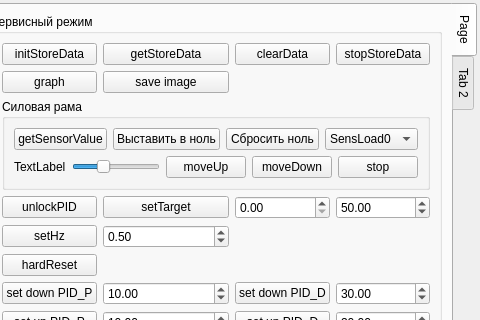
This is pg-liga/experimentview.ui in predbannikov/pg-liga as Qt 5 draws it before an edit; both pictures show x 465 to 945 and y 0 to 320 of the 945 by 504 pixel window. The edited form follows.
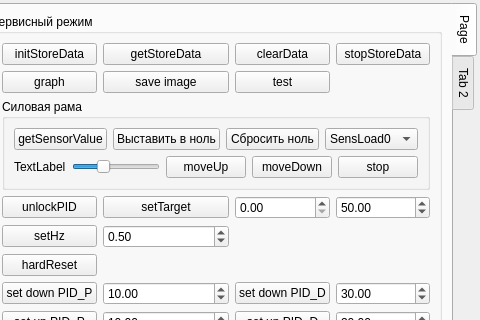
This is the edited form. Custom widgets are drawn as their Qt base class.

The edit to the form file:
```diff
--- a/pg-liga/experimentview.ui
+++ b/pg-liga/experimentview.ui
@@ -504,6 +504,13 @@
                 </layout>
                </widget>
               </item>
+              <item row="1" column="2">
+               <widget class="QPushButton" name="btnTest">
+                <property name="text">
+                 <string>test</string>
+                </property>
+               </widget>
+              </item>
              </layout>
             </widget>
            </item>
```
Left out of the diff: 2 changed lines with no effect on the pictures.
